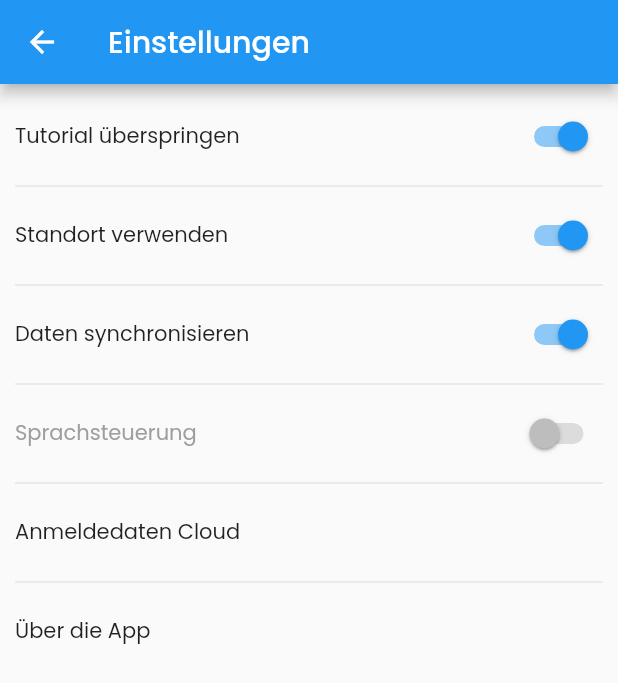
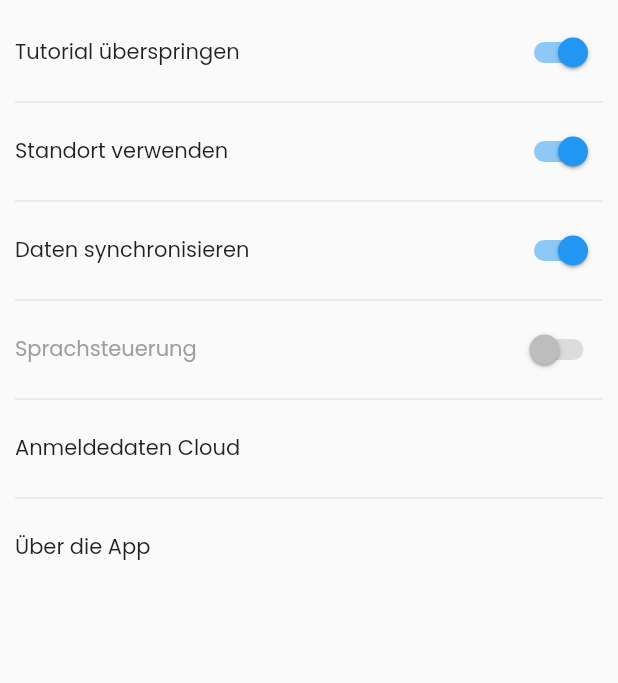
Before and after one commit to patrickfelschen/bodenanalyse, a Flutter app: the GlobalSettingsScreen screen opened by its route, on a phone screen of 412 x 824 dp. Shown: the top 683 px of the screen. Run offline on Flutter 3.47's test engine with Material 2 defaults, Android fonts, the phone set to English and light mode, and no system bars; generated files the repository leaves out were written again.

Commit message:
appbar removed

```diff
--- a/lib/src/screens/global_setting_screen.dart
+++ b/lib/src/screens/global_setting_screen.dart
@@ -19,9 +19,6 @@ class _GlobalSettingsScreenState extends State<GlobalSettingsScreen> {
   @override
   Widget build(BuildContext context) {
     return Scaffold(
-      appBar: AppBar(
-        title: Text("Einstellungen"),
-      ),
       body: ListView(
         padding: EdgeInsets.all(_Padding),
         children: <Widget>[
```
